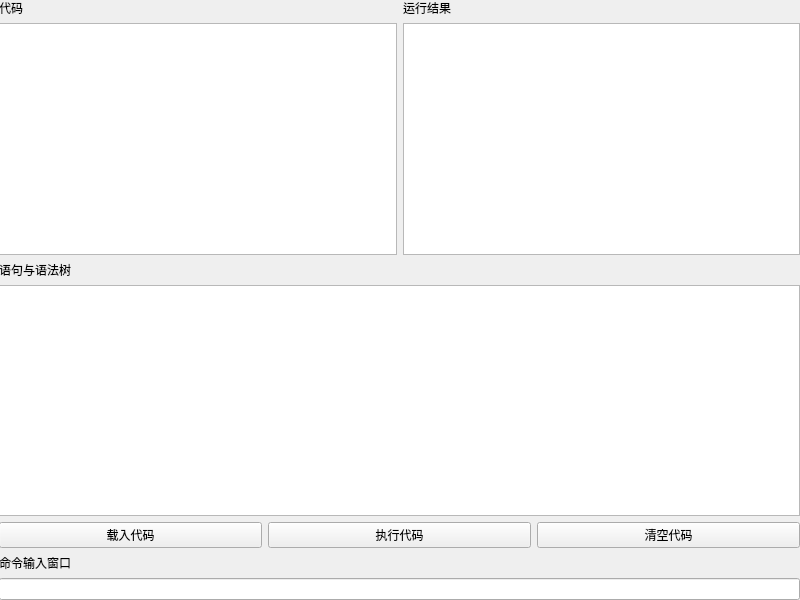
Old version of the form Basic-interpreter/mainwindow.ui in the repository KendrickChou/DS.
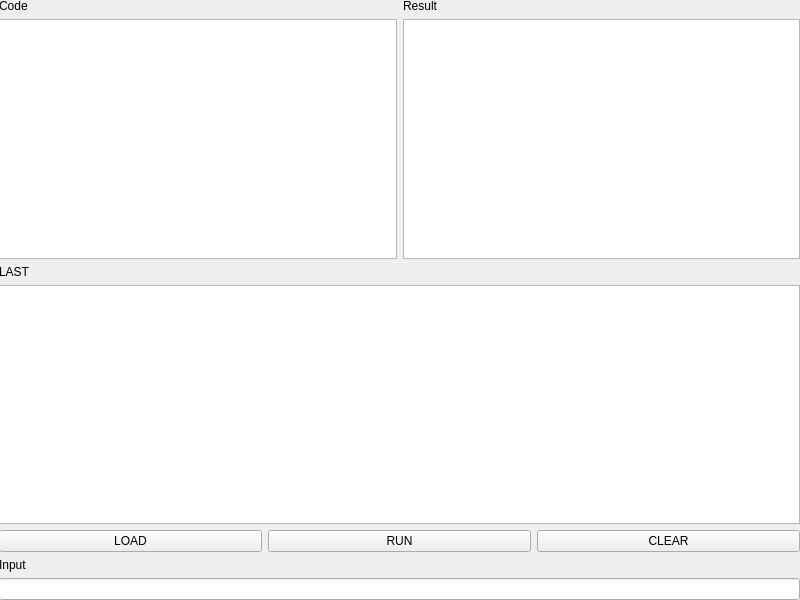
New version of the form.

The edit to the form file:
```diff
--- a/Basic-interpreter/mainwindow.ui
+++ b/Basic-interpreter/mainwindow.ui
@@ -31,7 +31,7 @@
          <item>
           <widget class="QLabel" name="Code_Label">
            <property name="text">
-            <string>代码</string>
+            <string>Code</string>
            </property>
           </widget>
          </item>
@@ -45,7 +45,7 @@
          <item>
           <widget class="QLabel" name="Result_Label">
            <property name="text">
-            <string>运行结果</string>
+            <string>Result</string>
            </property>
           </widget>
          </item>
@@ -61,7 +61,7 @@
        <item>
         <widget class="QLabel" name="LAST_Label">
          <property name="text">
-          <string>语句与语法树</string>
+          <string>LAST</string>
          </property>
         </widget>
        </item>
@@ -75,21 +75,21 @@
        <item>
         <widget class="QPushButton" name="Load_Btn">
          <property name="text">
-          <string>载入代码</string>
+          <string>LOAD</string>
          </property>
         </widget>
        </item>
        <item>
         <widget class="QPushButton" name="Run_Btn">
          <property name="text">
-          <string>执行代码</string>
+          <string>RUN</string>
          </property>
         </widget>
        </item>
        <item>
         <widget class="QPushButton" name="Clear_Btn">
          <property name="text">
-          <string>清空代码</string>
+          <string>CLEAR</string>
          </property>
         </widget>
        </item>
@@ -100,7 +100,7 @@
        <item>
         <widget class="QLabel" name="Input_Btn">
          <property name="text">
-          <string>命令输入窗口</string>
+          <string>Input</string>
          </property>
         </widget>
        </item>
```
